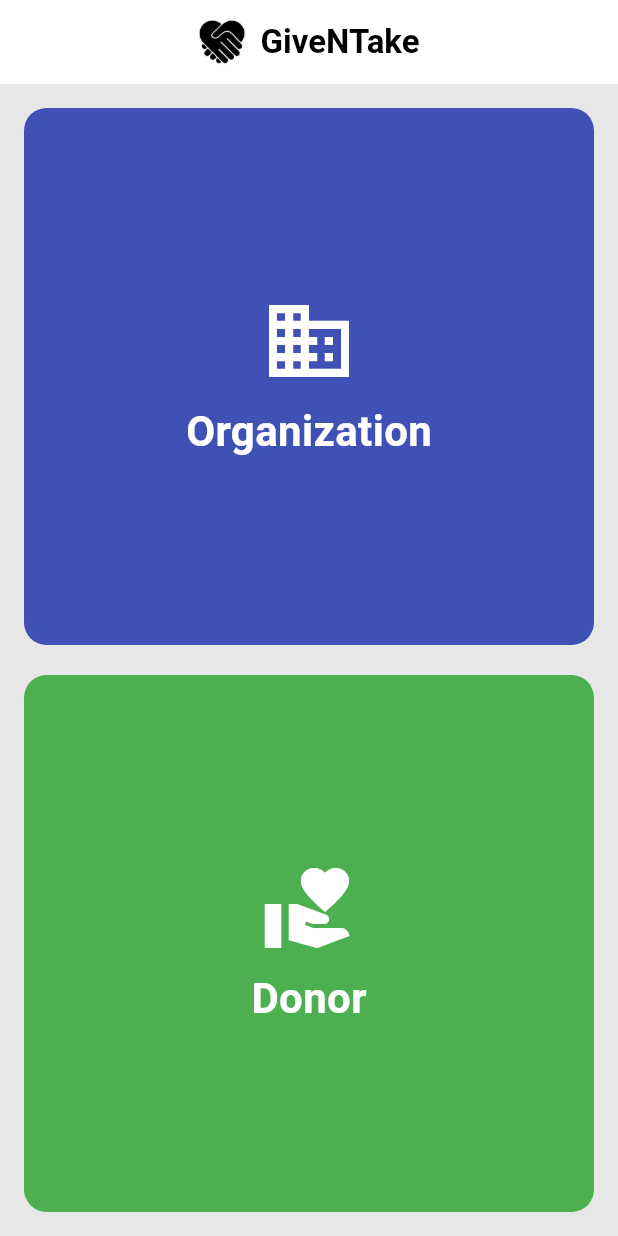
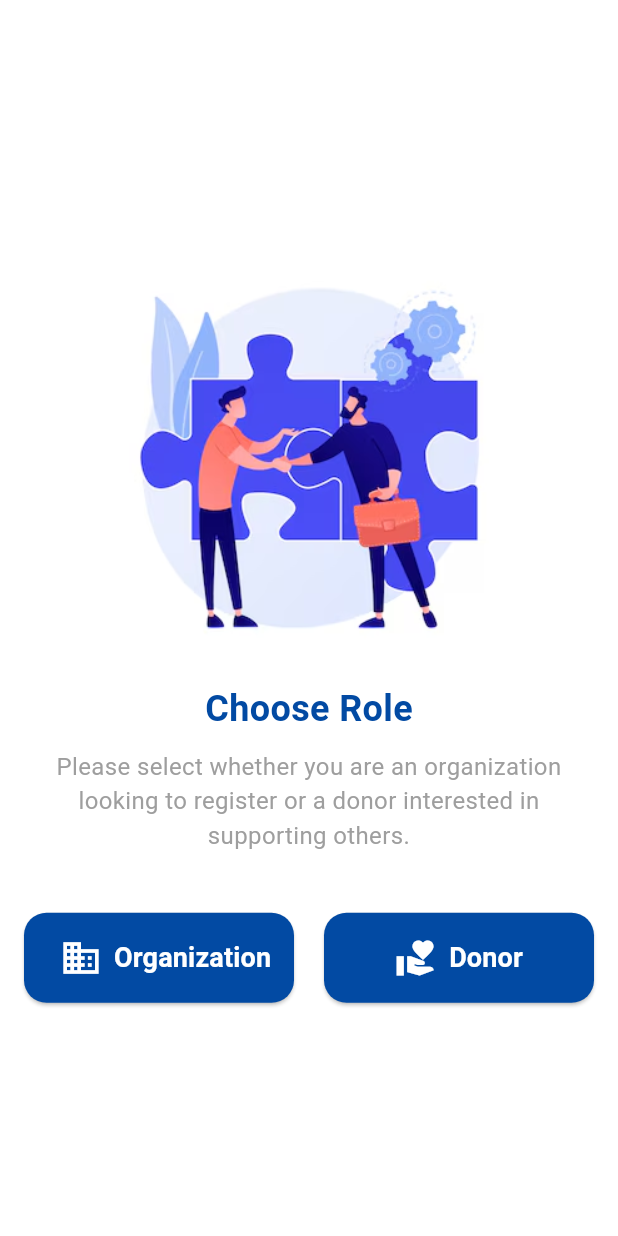
Before and after one commit to huzaifascinating/giventake, a Flutter app: the screen it shows after launch, on a phone screen of 412 x 824 dp. Run offline on Flutter 3.47's test engine with Material 3 defaults, Android fonts, the light colour scheme and no system bars.

Commit message:
modified rolespage

```diff
--- a/lib/role_screen.dart
+++ b/lib/role_screen.dart
@@ -1,7 +1,7 @@
-import 'package:flutter/material.dart';
-import 'package:giventake/main.dart'; // Import your main.dart or where you have defined your colors
+import 'package:flutter/material.dart'; // Import your main.dart or where you have defined your colors
 import 'organisation_register.dart'; // Import the organization registration page
 import 'donor_register.dart'; // Import the donor registration page
+import 'main.dart';
 
 class ChooseRoleScreen extends StatelessWidget {
   const ChooseRoleScreen({super.key});
@@ -9,36 +9,48 @@
   @override
   Widget build(BuildContext context) {
     return Scaffold(
-      backgroundColor: backgroundColor, // Background color defined in main.dart
-      appBar: AppBar(
-        backgroundColor: Colors.white,
-        elevation: 0,
-        title: Row(
-          mainAxisAlignment: MainAxisAlignment.center,
-          children: [
-            Image.asset(
-              'assets/logoblack.png', // Path to the logo image
-              height: 30,
-            ),
-            const SizedBox(width: 10),
-            const Text(
-              'GiveNTake',
-              style: TextStyle(
-                color: Colors.black,
-                fontWeight: FontWeight.bold,
-              ),
-            ),
-          ],
-        ),
-      ),
+      backgroundColor: Colors.white, // Set background color to white
       body: Padding(
         padding: const EdgeInsets.all(16.0),
         child: Column(
           mainAxisAlignment: MainAxisAlignment.center,
           children: <Widget>[
+            Image.asset(
+              'assets/role.png', // Path to the role image
+              height: 300, // Increased image size
+              width: 400,
+            ),
+            const Text(
+              'Choose Role',
+              style: TextStyle(
+                fontSize: 24,
+                fontWeight: FontWeight.bold,
+                color: darkBlue,
+              ),
+            ),
+            const SizedBox(height: 10),
+            const Text(
+              'Please select whether you are an organization looking to register '
+              'or a donor interested in supporting others.',
+              textAlign: TextAlign.center,
+              style: TextStyle(fontSize: 16, color: Colors.grey),
+            ),
+            const SizedBox(height: 40),
+            Row(
+              mainAxisAlignment: MainAxisAlignment.spaceEvenly,
+              children: [
+                // Organization Button
                 Expanded(
-              child: InkWell(
-                onTap: () {
+                  child: SizedBox(
+                    height: 60, // Reduced button height
+                    child: ElevatedButton(
+                      style: ElevatedButton.styleFrom(
+                        backgroundColor: darkBlue, // Dark blue color
+                        shape: RoundedRectangleBorder(
+                          borderRadius: BorderRadius.circular(15),
+                        ),
+                      ),
+                      onPressed: () {
                         Navigator.push(
                           context,
                           MaterialPageRoute(
@@ -46,25 +58,19 @@
                           ),
                         );
                       },
-                child: Container(
-                  width: double.infinity,
-                  decoration: BoxDecoration(
-                    color: Colors.indigo,
-                    borderRadius: BorderRadius.circular(15),
-                  ),
-                  child: const Column(
+                      child: Row(
                         mainAxisAlignment: MainAxisAlignment.center,
-                    children: <Widget>[
+                        children: const <Widget>[
                           Icon(
                             Icons.business,
-                        size: 64,
+                            size: 28, // Reduced icon size
                             color: Colors.white,
                           ),
-                      SizedBox(height: 8),
+                          SizedBox(width: 8),
                           Text(
                             'Organization',
                             style: TextStyle(
-                          fontSize: 28,
+                              fontSize: 18, // Reduced font size
                               color: Colors.white,
                               fontWeight: FontWeight.bold,
                             ),
@@ -74,10 +80,19 @@
                     ),
                   ),
                 ),
-            const SizedBox(height: 20),
+                const SizedBox(width: 20),
+                // Donor Button
                 Expanded(
-              child: InkWell(
-                onTap: () {
+                  child: SizedBox(
+                    height: 60, // Reduced button height
+                    child: ElevatedButton(
+                      style: ElevatedButton.styleFrom(
+                        backgroundColor: darkBlue, // Light blue color
+                        shape: RoundedRectangleBorder(
+                          borderRadius: BorderRadius.circular(15),
+                        ),
+                      ),
+                      onPressed: () {
                         Navigator.push(
                           context,
                           MaterialPageRoute(
@@ -85,25 +100,19 @@
                           ),
                         );
                       },
-                child: Container(
-                  width: double.infinity,
-                  decoration: BoxDecoration(
-                    color: Colors.green,
-                    borderRadius: BorderRadius.circular(15),
-                  ),
-                  child: const Column(
+                      child: Row(
                         mainAxisAlignment: MainAxisAlignment.center,
-                    children: <Widget>[
+                        children: const <Widget>[
                           Icon(
                             Icons.volunteer_activism,
-                        size: 64,
+                            size: 28, // Reduced icon size
                             color: Colors.white,
                           ),
-                      SizedBox(height: 8),
+                          SizedBox(width: 8),
                           Text(
                             'Donor',
                             style: TextStyle(
-                          fontSize: 28,
+                              fontSize: 18, // Reduced font size
                               color: Colors.white,
                               fontWeight: FontWeight.bold,
                             ),
@@ -115,6 +124,8 @@
                 ),
               ],
             ),
+          ],
+        ),
       ),
     );
   }
```
Also changed, not shown: assets/role.png (added). Lines whose indentation alone changed are shown as unchanged.
